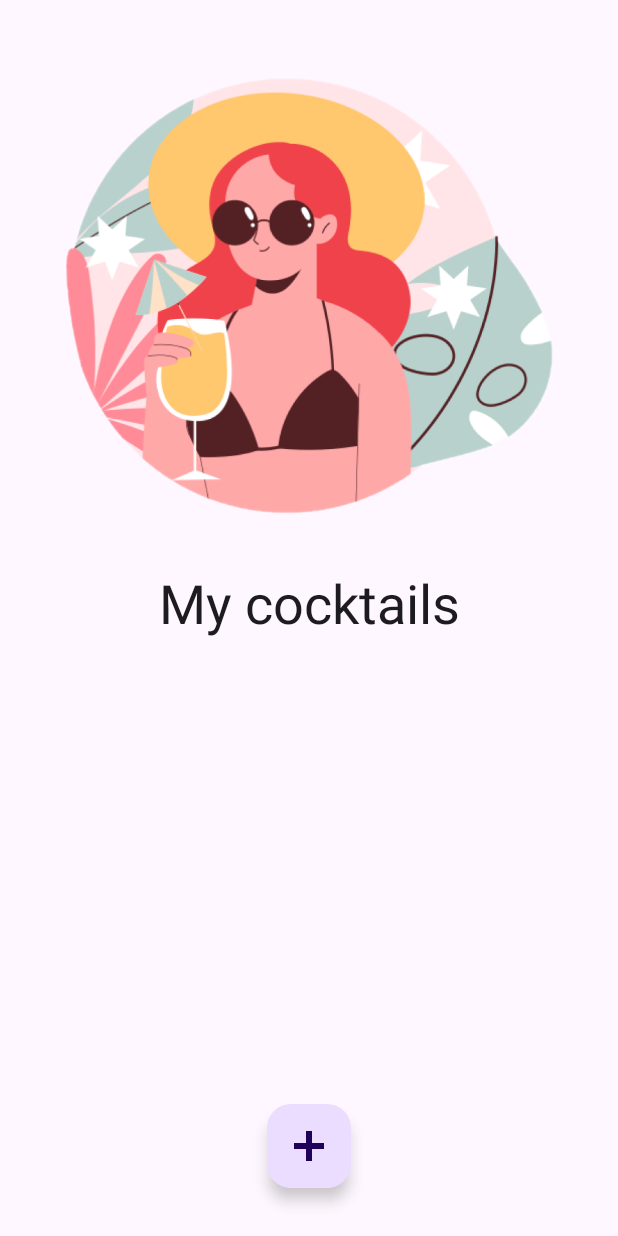
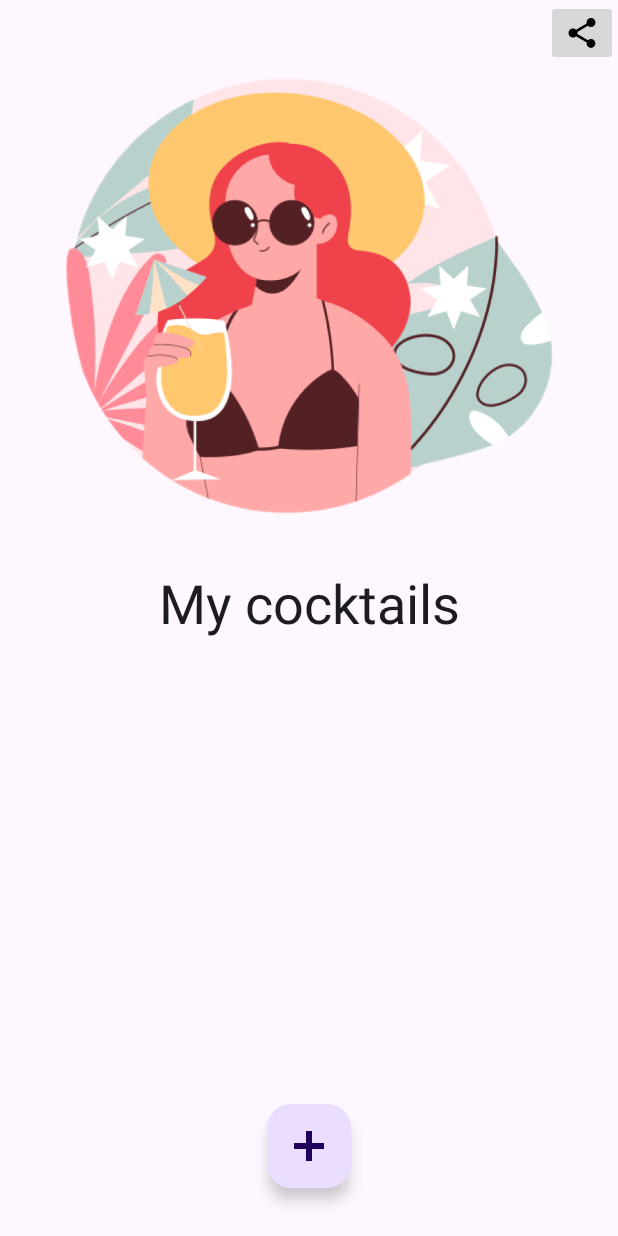
Before and after one commit to OTende/SurfTestProject, an Android app: the layout fragment_my_cocktails.xml on its own in the app's theme, with its tools: preview values and no code run, on a phone screen of 412 x 824 dp. Run offline under Robolectric (Android 15) with nearby library versions, the phone set to English and light mode, and no system bars.

Commit message:
add resources for task 2 and 3

```diff
--- /dev/null
+++ b/app/src/main/res/drawable/baseline_delete_24.xml
@@ -0,0 +1,5 @@
+<vector android:height="24dp" android:tint="#000000"
+    android:viewportHeight="24" android:viewportWidth="24"
+    android:width="24dp" xmlns:android="http://schemas.android.com/apk/res/android">
+    <path android:fillColor="@android:color/white" android:pathData="M6,19c0,1.1 0.9,2 2,2h8c1.1,0 2,-0.9 2,-2V7H6v12zM19,4h-3.5l-1,-1h-5l-1,1H5v2h14V4z"/>
+</vector>
--- /dev/null
+++ b/app/src/main/res/drawable/baseline_share_24.xml
@@ -0,0 +1,5 @@
+<vector android:height="24dp" android:tint="#000000"
+    android:viewportHeight="24" android:viewportWidth="24"
+    android:width="24dp" xmlns:android="http://schemas.android.com/apk/res/android">
+    <path android:fillColor="@android:color/white" android:pathData="M18,16.08c-0.76,0 -1.44,0.3 -1.96,0.77L8.91,12.7c0.05,-0.23 0.09,-0.46 0.09,-0.7s-0.04,-0.47 -0.09,-0.7l7.05,-4.11c0.54,0.5 1.25,0.81 2.04,0.81 1.66,0 3,-1.34 3,-3s-1.34,-3 -3,-3 -3,1.34 -3,3c0,0.24 0.04,0.47 0.09,0.7L8.04,9.81C7.5,9.31 6.79,9 6,9c-1.66,0 -3,1.34 -3,3s1.34,3 3,3c0.79,0 1.5,-0.31 2.04,-0.81l7.12,4.16c-0.05,0.21 -0.08,0.43 -0.08,0.65 0,1.61 1.31,2.92 2.92,2.92 1.61,0 2.92,-1.31 2.92,-2.92s-1.31,-2.92 -2.92,-2.92z"/>
+</vector>
--- /dev/null
+++ b/app/src/main/res/drawable/dialog_rounded.xml
@@ -0,0 +1,6 @@
+<?xml version="1.0" encoding="utf-8"?>
+<shape xmlns:android="http://schemas.android.com/apk/res/android"
+    android:shape="rectangle">
+    <solid android:color="@android:color/white" />
+    <corners android:radius="50dp" />
+</shape>
--- a/app/src/main/res/layout/fragment_my_cocktails.xml
+++ b/app/src/main/res/layout/fragment_my_cocktails.xml
@@ -5,6 +5,15 @@
     android:layout_width="match_parent"
     android:layout_height="match_parent"
     tools:context=".ui.MyCocktailsFragment">
+
+    <ImageButton
+        android:id="@+id/share_button"
+        android:layout_width="wrap_content"
+        android:layout_height="wrap_content"
+        android:contentDescription="@string/share"
+        android:src="@drawable/baseline_share_24"
+        app:layout_constraintEnd_toEndOf="parent"
+        app:layout_constraintTop_toTopOf="parent" />
 
     <ImageView
         android:id="@+id/main_image"
@@ -30,10 +39,10 @@
         app:layout_constraintTop_toBottomOf="@id/main_image" />
 
     <androidx.recyclerview.widget.RecyclerView
-        android:layout_marginHorizontal="16dp"
         android:id="@+id/cocktails_list"
         android:layout_width="match_parent"
         android:layout_height="0dp"
+        android:layout_marginHorizontal="16dp"
         app:layoutManager="androidx.recyclerview.widget.GridLayoutManager"
         app:layout_constraintBottom_toBottomOf="parent"
         app:layout_constraintEnd_toEndOf="parent"
--- a/app/src/main/res/navigation/nav_graph.xml
+++ b/app/src/main/res/navigation/nav_graph.xml
@@ -26,5 +26,9 @@
         android:id="@+id/cocktailDetailsFragment"
         android:name="com.example.surftestproject.ui.CocktailDetailsFragment"
         android:label="fragment_cocktail_details"
-        tools:layout="@layout/fragment_cocktail_details" />
+        tools:layout="@layout/fragment_cocktail_details" >
+        <action
+            android:id="@+id/action_cocktailDetailsFragment_to_myCocktailsFragment"
+            app:destination="@id/myCocktailsFragment" />
+    </fragment>
 </navigation>
```
Also changed, not shown: app/src/main/res/layout/fragment_ingredient_creation.xml (+53 -15 lines).
